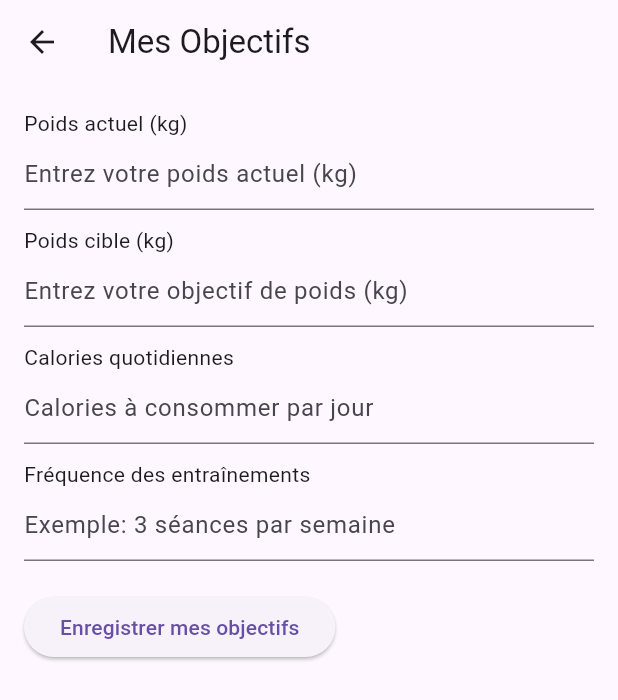
After one commit to Saraamri/gym, a Flutter app: the ObjectifsPage screen opened directly, on a phone screen of 412 x 824 dp. The commit adds this screen. Shown: the top 700 px of the screen. Run offline on Flutter 3.47's test engine with Material 3 defaults, Android fonts, the phone set to English and light mode, and no system bars; our stand-ins replace form_field_validator, image_picker.

Commit message:
Initial commit

```diff
--- a/lib/screens/accueil_page.dart
+++ b/lib/screens/accueil_page.dart
@@ -37,7 +37,7 @@ class AccueilPage extends StatelessWidget {
                       onPressed: () {
                         Navigator.pushNamed(context, '/LoginPage');
                       },
-                      color: Colors.white,
+                      color: Color.fromARGB(255, 223, 175, 202),
                       textColor: Colors.black,
                     ),
                   ),
--- /dev/null
+++ b/lib/screens/routes_folder/Objectifs_page.dart
@@ -0,0 +1,166 @@
+import 'package:flutter/material.dart';
+
+class ObjectifsPage extends StatefulWidget {
+  @override
+  _ObjectifsPageState createState() => _ObjectifsPageState();
+}
+
+class _ObjectifsPageState extends State<ObjectifsPage> {
+  // Contrôleurs de texte
+  TextEditingController _weightController = TextEditingController();
+  TextEditingController _targetWeightController = TextEditingController();
+  TextEditingController _caloriesController = TextEditingController();
+  TextEditingController _workoutFrequencyController = TextEditingController();
+
+  // Valeurs des objectifs
+  double _currentWeight = 0.0;
+  double _targetWeight = 0.0;
+  double _calories = 0.0;
+  String _workoutFrequency = '';
+
+  // Form Key pour validation
+  final _formKey = GlobalKey<FormState>();
+
+  bool _isUpdating = false;  // Indicateur pour savoir si on est en mode de mise à jour
+
+  // Fonction de validation des champs
+  bool _validateInputs() {
+    return _formKey.currentState?.validate() ?? false;
+  }
+
+  void _saveGoals() {
+    if (_validateInputs()) {
+      setState(() {
+        _currentWeight = double.tryParse(_weightController.text) ?? 0.0;
+        _targetWeight = double.tryParse(_targetWeightController.text) ?? 0.0;
+        _calories = double.tryParse(_caloriesController.text) ?? 0.0;
+        _workoutFrequency = _workoutFrequencyController.text;
+        _isUpdating = false; // Quitter le mode mise à jour après l'enregistrement
+      });
+      ScaffoldMessenger.of(context).showSnackBar(SnackBar(content: Text("Objectifs enregistrés")));
+    } else {
+      ScaffoldMessenger.of(context).showSnackBar(SnackBar(content: Text("Veuillez remplir correctement tous les champs")));
+    }
+  }
+
+  void _startUpdate() {
+    setState(() {
+      _isUpdating = true;  // Passer en mode de mise à jour
+      _weightController.text = _currentWeight.toString();
+      _targetWeightController.text = _targetWeight.toString();
+      _caloriesController.text = _calories.toString();
+      _workoutFrequencyController.text = _workoutFrequency;
+    });
+  }
+
+  @override
+  Widget build(BuildContext context) {
+    return Scaffold(
+      appBar: AppBar(
+        title: Text("Mes Objectifs"),
+      ),
+      body: Padding(
+        padding: const EdgeInsets.all(16.0),
+        child: Form(
+          key: _formKey,  // Utilisation du formulaire avec validation
+          child: Column(
+            crossAxisAlignment: CrossAxisAlignment.start,
+            children: [
+              Text("Poids actuel (kg)"),
+              TextFormField(
+                controller: _weightController,
+                decoration: InputDecoration(hintText: "Entrez votre poids actuel (kg)"),
+                keyboardType: TextInputType.numberWithOptions(decimal: true),
+                validator: (value) {
+                  if (value == null || value.isEmpty) {
+                    return 'Veuillez entrer votre poids actuel';
+                  }
+                  if (double.tryParse(value) == null) {
+                    return 'Veuillez entrer un nombre valide pour le poids';
+                  }
+                  return null;
+                },
+              ),
+              SizedBox(height: 10),
+              Text("Poids cible (kg)"),
+              TextFormField(
+                controller: _targetWeightController,
+                decoration: InputDecoration(hintText: "Entrez votre objectif de poids (kg)"),
+                keyboardType: TextInputType.numberWithOptions(decimal: true),
+                validator: (value) {
+                  if (value == null || value.isEmpty) {
+                    return 'Veuillez entrer votre poids cible';
+                  }
+                  if (double.tryParse(value) == null) {
+                    return 'Veuillez entrer un nombre valide pour le poids cible';
+                  }
+                  return null;
+                },
+              ),
+              SizedBox(height: 10),
+              Text("Calories quotidiennes"),
+              TextFormField(
+                controller: _caloriesController,
+                decoration: InputDecoration(hintText: "Calories à consommer par jour"),
+                keyboardType: TextInputType.numberWithOptions(decimal: true),
+                validator: (value) {
+                  if (value == null || value.isEmpty) {
+                    return 'Veuillez entrer le nombre de calories';
+                  }
+                  if (double.tryParse(value) == null) {
+                    return 'Veuillez entrer un nombre valide pour les calories';
+                  }
+                  return null;
+                },
+              ),
+              SizedBox(height: 10),
+              Text("Fréquence des entraînements"),
+              TextFormField(
+                controller: _workoutFrequencyController,
+                decoration: InputDecoration(hintText: "Exemple: 3 séances par semaine"),
+                validator: (value) {
+                  if (value == null || value.isEmpty) {
+                    return 'Veuillez entrer la fréquence des entraînements';
+                  }
+                  return null;
+                },
+              ),
+              SizedBox(height: 20),
+              ElevatedButton(
+                onPressed: _saveGoals,
+                child: Text(_isUpdating ? "Mettre à jour mes objectifs" : "Enregistrer mes objectifs"),
+              ),
+              SizedBox(height: 30),
+              _buildCurrentGoals(),
+            ],
+          ),
+        ),
+      ),
+    );
+  }
+
+  // Affichage des objectifs enregistrés
+  Widget _buildCurrentGoals() {
+    if (_currentWeight == 0.0 || _targetWeight == 0.0 || _calories == 0.0 || _workoutFrequency.isEmpty) {
+      return Container(); // Si aucun objectif n'est encore enregistré
+    }
+
+    return Column(
+      crossAxisAlignment: CrossAxisAlignment.start,
+      children: [
+        Text("Objectifs enregistrés :",
+            style: TextStyle(fontSize: 18, fontWeight: FontWeight.bold)),
+        SizedBox(height: 10),
+        Text("Poids actuel : $_currentWeight kg"),
+        Text("Poids cible : $_targetWeight kg"),
+        Text("Calories quotidiennes : $_calories kcal"),
+        Text("Fréquence des entraînements : $_workoutFrequency"),
+        SizedBox(height: 20),
+        ElevatedButton(
+          onPressed: _startUpdate,
+          child: Text("Mettre à jour mes objectifs"),
+        ),
+      ],
+    );
+  }
+}
```
Also changed, not shown: lib/screens/inscription_page.dart (+47 -13 lines), lib/screens/login_page.dart (+2 -5 lines), lib/screens/routes_folder/abonnements_page.dart (added, +11 -0 lines), lib/screens/routes_folder/cours_page.dart (added, +10 -0 lines), lib/screens/routes_folder/performance_page.dart (added, +10 -0 lines), lib/screens/routes_folder/profile_page.dart (added, +144 -0 lines), lib/screens/routes_folder/reservations_page.dart (added, +10 -0 lines), lib/screens/routes_folder/settings_page.dart (added, +10 -0 lines), lib/screens/routes_page.dart (added, +141 -0 lines), assets/images/back.jpg (added), assets/images/fitness.jpg (added), assets/images/person.jpg (added), 5 other files.
